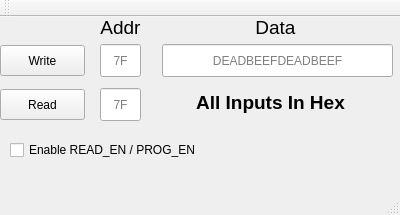
This is mainwindow.ui in BogdanovL/LMP91300 as Qt 5 draws it before an edit. The edited form follows.
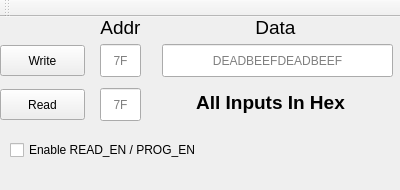
This is the edited form.

Commit message: Basic GUI Adjustments and one typo

```diff
--- a/mainwindow.ui
+++ b/mainwindow.ui
@@ -7,7 +7,7 @@
     <x>0</x>
     <y>0</y>
     <width>400</width>
-    <height>215</height>
+    <height>190</height>
    </rect>
   </property>
   <property name="sizePolicy">
@@ -260,7 +260,6 @@
     <bool>false</bool>
    </attribute>
   </widget>
-  <widget class="QStatusBar" name="statusBar"/>
  </widget>
  <layoutdefault spacing="6" margin="11"/>
  <resources/>
```
The commit also changes 2 other files.
